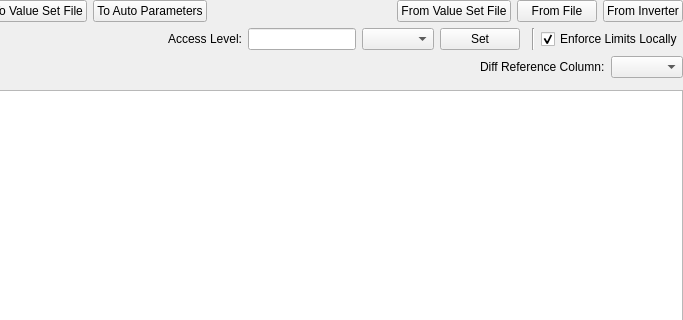
First picture: the form in epyqlib/nvview.ui, repository epcpower/stlib, before the edit; both pictures show x 274 to 957 and y 0 to 320 of the 957 by 598 pixel window.
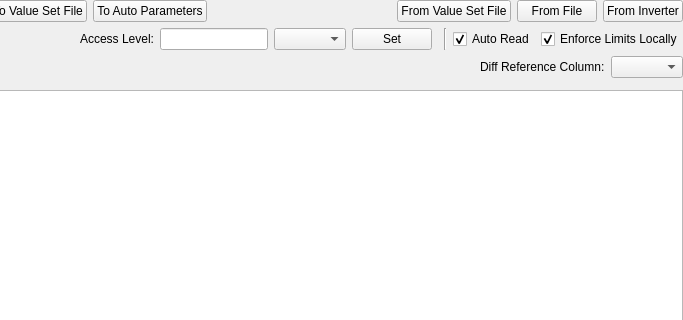
Second picture: the form after the edit. Custom widgets are drawn as their Qt base class.

Commit message: Checkbox for auto parameter read

```diff
--- a/epyqlib/nvview.ui
+++ b/epyqlib/nvview.ui
@@ -178,6 +178,16 @@
          </property>
         </widget>
        </item>
+       <item>
+        <widget class="QCheckBox" name="auto_read">
+         <property name="text">
+          <string>Auto Read</string>
+         </property>
+         <property name="checked">
+          <bool>true</bool>
+         </property>
+        </widget>
+       </item>
        <item>
         <widget class="QCheckBox" name="enforce_range_limits_check_box">
          <property name="sizePolicy">
```
The commit also changes 1 other file.
